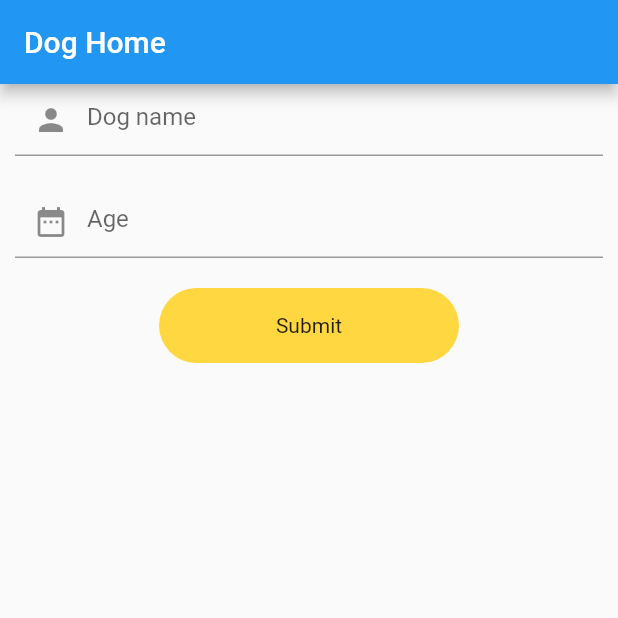
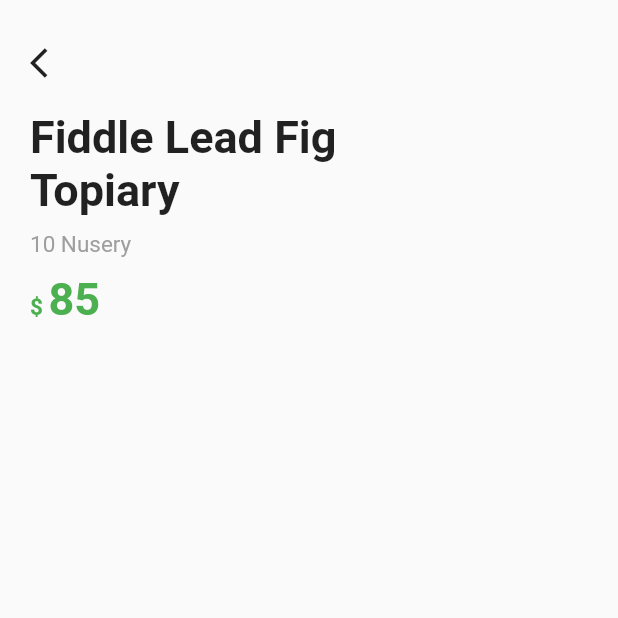
Before and after one commit to aoeminh/flutterdemo, a Flutter app: the screen it shows after launch, on a phone screen of 412 x 824 dp, the top half of it. Run offline on Flutter 3.47's test engine with Material 2 defaults, Android fonts, the phone set to English and light mode, and no system bars; our stand-ins replace convert, dio, fluttertoast, shared_preferences, sqflite; missing offline and left inert: access_settings_menu; accounts and stored records are empty.

Commit message:
create green app

```diff
--- /dev/null
+++ b/flutter_app/lib/green_app/home_green_app.dart
@@ -0,0 +1,81 @@
+import 'package:flutter/material.dart';
+import 'package:flutter/services.dart';
+
+class HomeGreen extends StatelessWidget {
+  HomeGreen() {
+    SystemChrome.setSystemUIOverlayStyle(const SystemUiOverlayStyle(
+
+        //top bar color
+        statusBarColor: Colors.transparent,
+        //top bar icons
+        statusBarIconBrightness: Brightness.dark,
+        systemNavigationBarColor: Colors.black,
+        systemNavigationBarIconBrightness: Brightness.light));
+  }
+
+  @override
+  Widget build(BuildContext context) {
+    return MaterialApp(
+      home: Scaffold(
+        body: Container(
+          padding: EdgeInsets.symmetric(horizontal: 20),
+          child: SingleChildScrollView(
+            child: Column(
+              children: <Widget>[
+                SizedBox(
+                  height: 30,
+                ),
+                _buildHeader(),
+              ],
+            ),
+          ),
+        ),
+      ),
+    );
+  }
+
+  _buildHeader() => Column(
+        crossAxisAlignment: CrossAxisAlignment.start,
+        children: <Widget>[
+          Icon(Icons.arrow_back_ios),
+          SizedBox(
+            height: 20,
+          ),
+          Container(
+            width: 250,
+            child: Text(
+              'Fiddle Lead Fig Topiary',
+              style: TextStyle(fontSize: 30, fontWeight: FontWeight.bold),
+            ),
+          ),
+          SizedBox(
+            height: 10,
+          ),
+          Text(
+            '10 Nusery',
+            style: TextStyle(fontSize: 15, color: Colors.grey),
+          ),
+          SizedBox(
+            height: 10,
+          ),
+          RichText(
+            text: TextSpan(children: <TextSpan>[
+              TextSpan(
+                text: '\$ ',
+                style: TextStyle(
+                    fontSize: 15,
+                    fontWeight: FontWeight.bold,
+                    color: Colors.green),
+              ),
+              TextSpan(
+                  text: '85',
+                  style: TextStyle(
+                      fontSize: 30,
+                      fontWeight: FontWeight.bold,
+                      color: Colors.green))
+            ]),
+          ),
+        ],
+      );
+
+}
--- a/flutter_app/lib/main.dart
+++ b/flutter_app/lib/main.dart
@@ -12,6 +12,7 @@ import 'bloc/test.dart';
 import 'counter.dart';
 import 'demodio/dio_demo.dart';
 import 'form/login_page.dart';
+import 'green_app/home_green_app.dart';
 import 'layoutdemo/card.dart';
 import 'layoutdemo/grid_view.dart';
 import 'layoutdemo/layout1.dart';
@@ -21,7 +22,7 @@ import 'layoutdemo/stack.dart';
 import 'layoutdemo/tutorial.dart';
 import 'login/loginhome.dart';
 
-void main() => runApp(DogHome());
+void main() => runApp(HomeGreen());
 
 class MyApp extends StatelessWidget {
   // This widget is the root of your application.
--- a/flutter_app/lib/sqlite/dog_home.dart
+++ b/flutter_app/lib/sqlite/dog_home.dart
@@ -1,3 +1,5 @@
+import 'dart:async';
+
 import 'package:flutter/material.dart';
 import 'package:flutter_app/common_widget/common_text_form_field.dart';
 import 'package:flutter_app/sqlite/database_query.dart';
@@ -123,10 +125,7 @@ class _DogHomeState extends State<DogHome> {
       );
 
   _buildSubmitButton() => InkWell(
-//        onTap: widget.dogHomeType == DogHomeType.EDIT ? _editDog : _addDog,
-        onTap: () {
-          click();
-        },
+        onTap: widget.dogHomeType == DogHomeType.EDIT ? _editDog : _addDog,
         child: Container(
           width: 200,
           height: 50,
--- a/flutter_app/pubspec.yaml
+++ b/flutter_app/pubspec.yaml
@@ -94,3 +94,4 @@ flutter:
     - assets/images/pic8.jpg
     - assets/images/pic9.jpg
     - assets/images/user_default.png
+    - assets/images/green_tree.png
```
Also changed, not shown: flutter_app/assets/images/green_tree.png (added), flutter_app/pubspec.lock.
